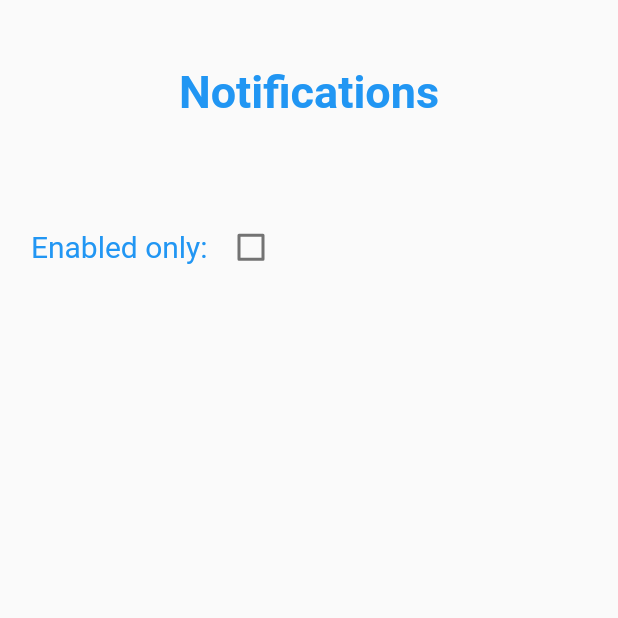
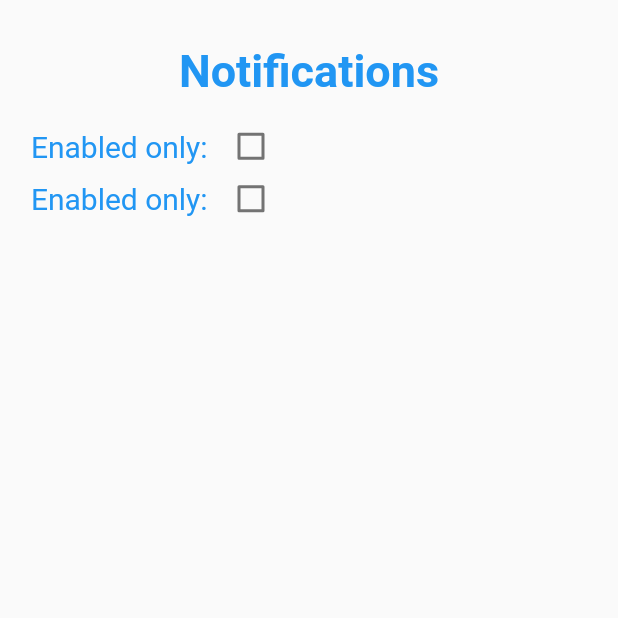
Before and after one commit to ElliotHarding/Rememberer, a Flutter app: the PageUpcomingNotifications screen opened directly, on a phone screen of 412 x 824 dp, the top half of it. Run offline on Flutter 3.47's test engine with Material 2 defaults, Android fonts, the light colour scheme and no system bars; our stand-ins replace fl_chart, flutter_local_notifications, flutter_native_timezone, hive, rxdart, timezone; accounts and stored records are empty.

Commit message:
wip - progress

```diff
--- a/epilepsy_prevention/lib/page_upcomingNotifications.dart
+++ b/epilepsy_prevention/lib/page_upcomingNotifications.dart
@@ -23,24 +23,29 @@ class PageUpcomingNotificationsState extends State<PageUpcomingNotifications>
 
     m_notificationsWidget = getNotificationWidgets();
 
-    return Scaffold(
-        body: Column(children: [
+    return Scaffold(body:
+      ListView(shrinkWrap: true, children: <Widget>[
 
-          SizedBox(width: MediaQuery.of(context).size.width * 0.8, height: MediaQuery.of(context).size.height * 0.15, child:
-            const Center(child:
-              Text("Notifications", style: TextStyle(fontSize: 30, fontWeight: FontWeight.bold, color: Colors.blue), textAlign: TextAlign.left),
-            )
-          ),
+        const SizedBox(height: 30),
 
-          SizedBox(width: MediaQuery.of(context).size.width * 0.9, height: MediaQuery.of(context).size.height * 0.1, child: Row(children: [
-            const Text("Enabled only: ", style: TextStyle(fontSize: 20, color: Colors.blue), textAlign: TextAlign.left),
-            Checkbox(value: m_bEnabledOnly, onChanged: (bool? value) => onEnabledOnlyCheckboxChanged(value)),
-          ])),
+        const Center(child: SizedBox(height: 50, child:
+          Text("Notifications", style: TextStyle(fontSize: 30, fontWeight: FontWeight.bold, color: Colors.blue), textAlign: TextAlign.center),
+        )),
 
-          SizedBox(width: MediaQuery.of(context).size.width, height: MediaQuery.of(context).size.height * 0.75, child:
-            ListView(shrinkWrap: true, scrollDirection: Axis.vertical, children: m_notificationsWidget)
-          ),
-        ],)
+        Center(child: SizedBox(width: MediaQuery.of(context).size.width * 0.9, height: 35, child: Row(children: [
+          const Text("Enabled only: ", style: TextStyle(fontSize: 20, color: Colors.blue), textAlign: TextAlign.left),
+          Checkbox(value: m_bEnabledOnly, onChanged: (bool? value) => onEnabledOnlyCheckboxChanged(value)),
+        ]))),
+
+        Center(child: SizedBox(width: MediaQuery.of(context).size.width * 0.9, height: 35, child: Row(children: [
+          const Text("Enabled only: ", style: TextStyle(fontSize: 20, color: Colors.blue), textAlign: TextAlign.left),
+          Checkbox(value: m_bEnabledOnly, onChanged: (bool? value) => onEnabledOnlyCheckboxChanged(value)),
+        ]))),
+
+        SizedBox(width: MediaQuery.of(context).size.width, child:
+          ListView(shrinkWrap: true, physics: const NeverScrollableScrollPhysics(), scrollDirection: Axis.vertical, children: m_notificationsWidget)
+        ),
+      ],)
     );
   }
 
```
